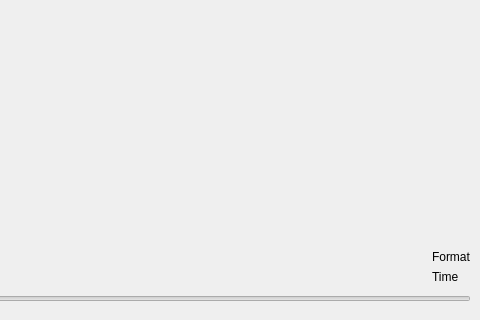
Before: the Qt Designer form soloviy/resources/templates/main.ui in skorodenko/mpd_frontend, drawn with Qt 5; both pictures show x 320 to 800 and y 280 to 600 of the 800 by 600 pixel window.
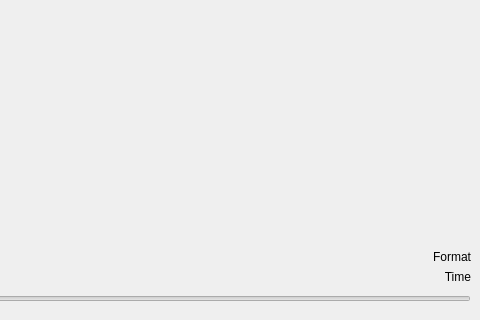
After: the same form once the commit is applied. Icons and pictures are not drawn. Custom widgets are drawn as their Qt base class.

Commit message: Finished async mpd integration to main player ui elements

Diff of the .ui file:
```diff
--- a/soloviy/resources/templates/main.ui
+++ b/soloviy/resources/templates/main.ui
@@ -347,6 +347,9 @@
             <property name="text">
              <string>Time</string>
             </property>
+            <property name="alignment">
+             <set>Qt::AlignRight|Qt::AlignTrailing|Qt::AlignVCenter</set>
+            </property>
            </widget>
           </item>
           <item row="0" column="2">
@@ -354,6 +357,9 @@
             <property name="text">
              <string>Format</string>
             </property>
+            <property name="alignment">
+             <set>Qt::AlignRight|Qt::AlignTrailing|Qt::AlignVCenter</set>
+            </property>
            </widget>
           </item>
          </layout>
```
Left out of the diff: 2 changed lines with no effect on the pictures. The commit also changes 5 other files.
